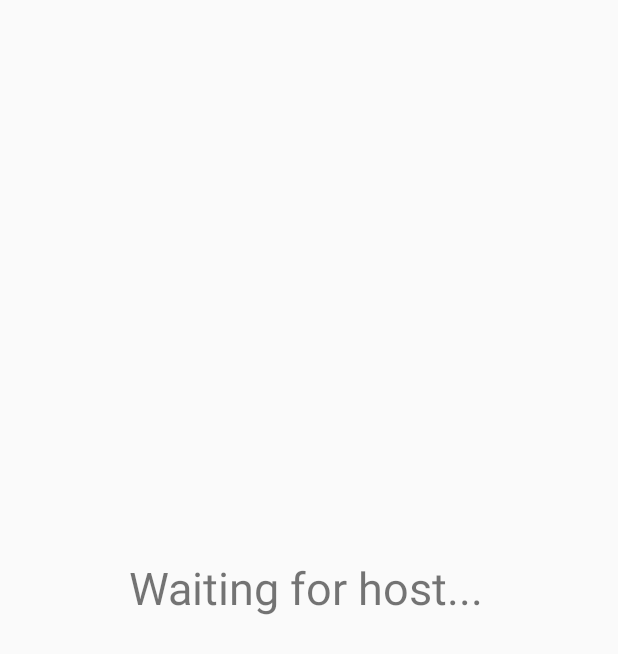
After one commit to Blarc/Dragonhack2019, an Android app: the WaitForFile screen opened directly, with no data from a screen before it, on a phone screen of 412 x 824 dp. The commit adds this screen. Shown: the top 654 px of the screen. Run offline under Robolectric (Android 15) with nearby library versions, the phone set to English and light mode, and no system bars; our stand-ins replace Firebase (no records; nobody signed in at launch, a user with empty details on screens opened directly).

Commit message:
Host works, follower works, file download to be done

```diff
--- a/Android/app/src/main/AndroidManifest.xml
+++ b/Android/app/src/main/AndroidManifest.xml
@@ -11,7 +11,8 @@
         android:roundIcon="@mipmap/ic_launcher_round"
         android:supportsRtl="true"
         android:theme="@style/AppTheme">
-        <activity android:name=".Activities.FollowerRecordActivity"></activity>
+        <activity android:name=".Activities.WaitForFile"></activity>
+        <activity android:name=".Activities.FollowerRecordActivity" />
         <activity android:name=".Activities.RecordAudioActivity" />
         <activity android:name=".Activities.MainActivity">
             <intent-filter>
--- /dev/null
+++ b/Android/app/src/main/java/com/example/myapplication/Activities/WaitForFile.java
@@ -0,0 +1,123 @@
+package com.example.myapplication.Activities;
+
+import android.Manifest;
+import android.content.pm.PackageManager;
+import android.support.annotation.NonNull;
+import android.support.v4.app.ActivityCompat;
+import android.support.v7.app.AppCompatActivity;
+import android.os.Bundle;
+import android.util.Log;
+import android.widget.TextView;
+
+import com.example.myapplication.Classes.AudioRecorder;
+import com.example.myapplication.Classes.FileUploader;
+import com.example.myapplication.R;
+import com.google.firebase.database.DataSnapshot;
+import com.google.firebase.database.DatabaseError;
+import com.google.firebase.database.DatabaseReference;
+import com.google.firebase.database.FirebaseDatabase;
+import com.google.firebase.database.ValueEventListener;
+
+import java.util.HashMap;
+
+public class WaitForFile extends AppCompatActivity {
+    private String hostName;
+    private boolean permissionToRecordAccepted = false;
+    private FirebaseDatabase db;
+    DatabaseReference ref;
+
+
+    private String [] permissions = {Manifest.permission.RECORD_AUDIO};
+    private static final int REQUEST_RECORD_AUDIO_PERMISSION = 200;
+    private FileUploader fileUploader;
+
+    private AudioRecorder audioRecorder;
+
+    private boolean startRecording = true;
+
+    @Override
+    protected void onCreate(Bundle savedInstanceState) {
+        super.onCreate(savedInstanceState);
+        setContentView(R.layout.activity_wait_for_file);
+        ActivityCompat.requestPermissions(this, permissions, REQUEST_RECORD_AUDIO_PERMISSION);
+
+        audioRecorder = new AudioRecorder(this);
+        fileUploader = new FileUploader();
+        hostName = getIntent().getStringExtra("hostName");
+        db = FirebaseDatabase.getInstance();
+        ref = db.getReference(hostName + "/Start");
+
+        ValueEventListener listener = new ValueEventListener() {
+            @Override
+            public void onDataChange(DataSnapshot dataSnapshot) {
+                if(dataSnapshot.getValue() != null){
+                    Log.i("MyApp", "Zacnemo snemanje ");
+                    TextView tv = (TextView) findViewById(R.id.loading);
+                    tv.setText("Recording...");
+                    toggleRecording();
+                }
+            }
+
+            @Override
+            public void onCancelled(DatabaseError databaseError) {
+                Log.e("HostActivity", "The read failed: " + databaseError.getMessage());
+            }
+        };
+        ref.addValueEventListener(listener);
+
+        ref = db.getReference(hostName + "/Stop");
+
+        ValueEventListener listener2 = new ValueEventListener() {
+            @Override
+            public void onDataChange(DataSnapshot dataSnapshot) {
+                if(dataSnapshot.getValue() != null){
+                    Log.i("MyApp", "Zakljucimo s snemanjem ");
+                    TextView tv = (TextView) findViewById(R.id.loading);
+                    tv.setText("Waiting for file...");
+                    toggleRecording();
+                }
+            }
+
+            @Override
+            public void onCancelled(DatabaseError databaseError) {
+                Log.e("HostActivity", "The read failed: " + databaseError.getMessage());
+            }
+        };
+        ref.addValueEventListener(listener2);
+    }
+    // to be deleted
+    //private Button recordButton;
+
+    private void onRecord(boolean start) {
+        if (start) {
+            audioRecorder.startRecording();
+        } else {
+            audioRecorder.stopRecording();
+        }
+    }
+
+    public void toggleRecording() {
+        onRecord(startRecording);
+        if (!startRecording) {
+            fileUploader.upload(audioRecorder.getFilePath());
+        }
+        startRecording = !startRecording;
+    }
+
+    @Override
+    public void onRequestPermissionsResult(int requestCode, @NonNull String[] permissions, @NonNull int[] grantResults) {
+        super.onRequestPermissionsResult(requestCode, permissions, grantResults);
+        if (requestCode == REQUEST_RECORD_AUDIO_PERMISSION) {
+            permissionToRecordAccepted = grantResults[0] == PackageManager.PERMISSION_GRANTED;
+        }
+        if (!permissionToRecordAccepted ) finish();
+
+    }
+
+    @Override
+    public void onStop() {
+        super.onStop();
+        audioRecorder.close();
+    }
+
+}
--- /dev/null
+++ b/Android/app/src/main/res/layout/activity_wait_for_file.xml
@@ -0,0 +1,25 @@
+<?xml version="1.0" encoding="utf-8"?>
+<android.support.constraint.ConstraintLayout xmlns:android="http://schemas.android.com/apk/res/android"
+    xmlns:app="http://schemas.android.com/apk/res-auto"
+    xmlns:tools="http://schemas.android.com/tools"
+    android:layout_width="match_parent"
+    android:layout_height="match_parent"
+    tools:context=".Activities.WaitForFile">
+
+    <TextView
+        android:id="@+id/loading"
+        android:layout_width="240dp"
+        android:layout_height="82dp"
+        android:layout_marginStart="8dp"
+        android:layout_marginLeft="8dp"
+        android:layout_marginTop="8dp"
+        android:layout_marginEnd="8dp"
+        android:layout_marginRight="8dp"
+        android:layout_marginBottom="8dp"
+        android:text="@string/loading"
+        android:textSize="30sp"
+        app:layout_constraintBottom_toBottomOf="parent"
+        app:layout_constraintEnd_toEndOf="parent"
+        app:layout_constraintStart_toStartOf="parent"
+        app:layout_constraintTop_toTopOf="parent" />
+</android.support.constraint.ConstraintLayout>
--- a/Android/app/src/main/res/values/strings.xml
+++ b/Android/app/src/main/res/values/strings.xml
@@ -13,4 +13,6 @@
     <string name="recordButtonOnClickListener">recordButtonOnClickListener</string>
     <string name="imeNaprave">imeNapraveText</string>
     <string name="razlaga">Connect to this name on follower devices:</string>
+    <string name="toggleStart">Begin recording</string>
+    <string name="loading">Waiting for host...</string>
 </resources>
```
Also changed, not shown: Android/app/src/main/java/com/example/myapplication/Activities/FollowerActivity.java (+71 -14 lines), Android/app/src/main/java/com/example/myapplication/Activities/FollowerRecordActivity.java (+3 -8 lines), Android/app/src/main/java/com/example/myapplication/Activities/HostActivity.java (+31 -1 lines), Android/app/src/main/res/layout/activity_host.xml (+19 -7 lines).
